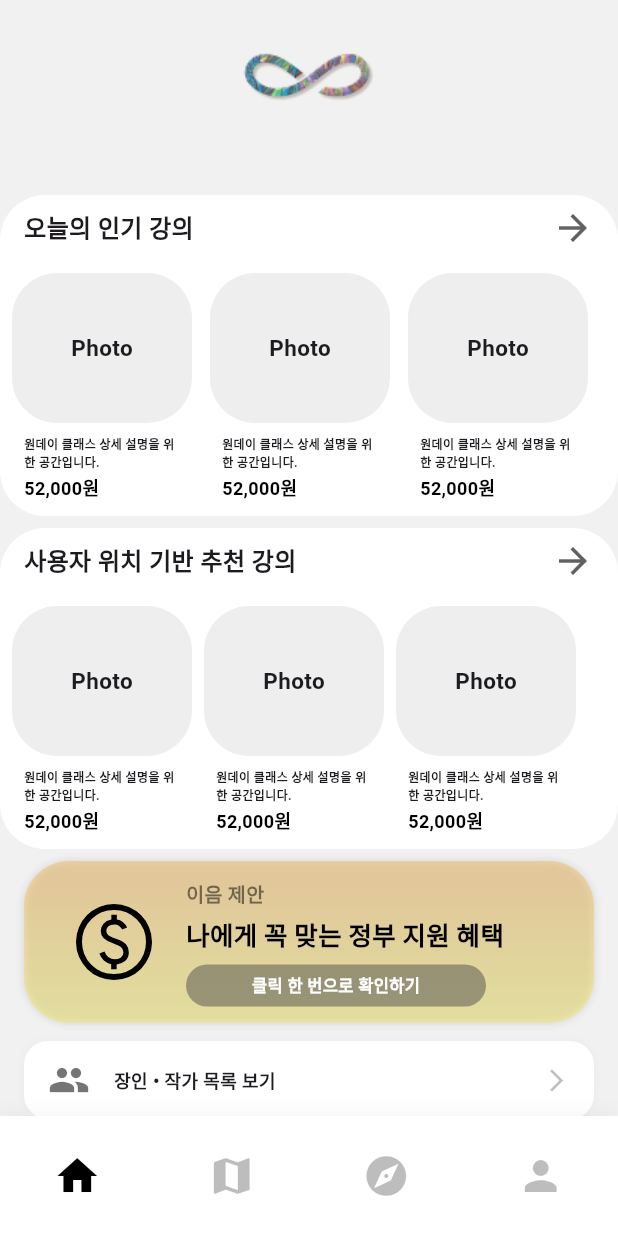
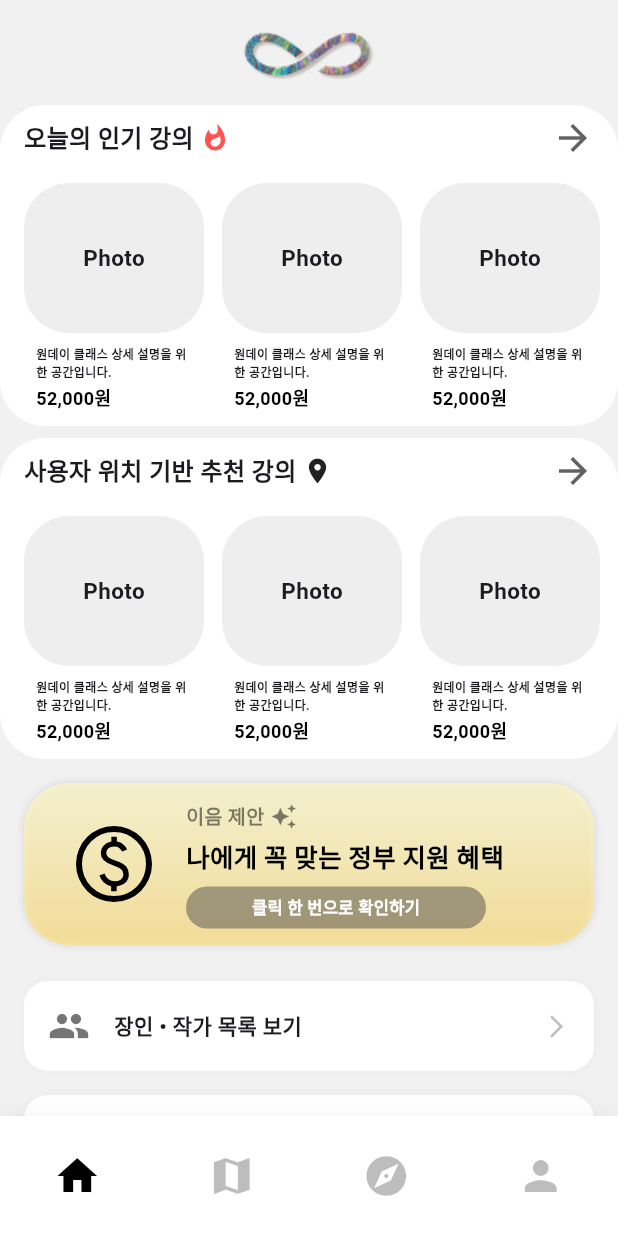
Before and after one commit to K-Hackathon-01z/eum-front, a Flutter app: the RootScreen screen opened by its route, on a phone screen of 412 x 824 dp. Run offline on Flutter 3.47's test engine with Material 3 defaults, Android fonts, the phone set to English and light mode, and no system bars; our stand-ins replace flutter_svg; Roboto replaces fonts that are missing (Inter).

Commit message:
design: "홈 화면 UI 간격과 배치 조절"

```diff
--- a/lib/screens/user/home.dart
+++ b/lib/screens/user/home.dart
@@ -90,8 +90,8 @@ class BannerButton extends StatelessWidget {
   @override
   Widget build(BuildContext context) {
     return Container(
-      margin: const EdgeInsets.symmetric(vertical: 4, horizontal: 16),
-      padding: const EdgeInsets.symmetric(vertical: 12, horizontal: 16),
+      margin: const EdgeInsets.symmetric(vertical: 8, horizontal: 16),
+      padding: const EdgeInsets.symmetric(vertical: 16, horizontal: 16),
       decoration: BoxDecoration(
         color: Colors.white,
         borderRadius: BorderRadius.circular(16),
@@ -101,7 +101,7 @@ class BannerButton extends StatelessWidget {
         children: [
           Icon(icon, size: 28, color: Colors.black54),
           const SizedBox(width: 16),
-          Text(text, style: const TextStyle(fontSize: 12, fontWeight: FontWeight.bold)),
+          Text(text, style: const TextStyle(fontSize: 14, fontWeight: FontWeight.bold)),
           const Spacer(),
           const Icon(Icons.arrow_forward_ios, size: 18, color: Colors.black26),
         ],
@@ -124,9 +124,9 @@ class HomeScreen extends StatelessWidget {
         children: [
           // 헤더
           Container(
-            height: 130,
+            height: 70,
             width: double.infinity,
-            padding: const EdgeInsets.symmetric(horizontal: 24, vertical: 24),
+            padding: const EdgeInsets.only(left: 24, right: 24, top: 10, bottom: 0),
             child: Column(
               mainAxisAlignment: MainAxisAlignment.start,
               children: [
@@ -147,7 +147,6 @@ class HomeScreen extends StatelessWidget {
               margin: const EdgeInsets.only(bottom: 8),
               decoration: BoxDecoration(color: Colors.white, borderRadius: BorderRadius.circular(30)),
               width: double.infinity,
-              // height: 200, // 자동 높이로 변경
               child: Column(
                 crossAxisAlignment: CrossAxisAlignment.start,
                 children: [
@@ -156,7 +155,13 @@ class HomeScreen extends StatelessWidget {
                     child: Row(
                       mainAxisAlignment: MainAxisAlignment.spaceBetween,
                       children: [
+                        Row(
+                          children: [
                             const Text('오늘의 인기 강의', style: TextStyle(fontSize: 16, fontWeight: FontWeight.bold)),
+                            const SizedBox(width: 4),
+                            Icon(Icons.whatshot, color: Colors.redAccent, size: 20),
+                          ],
+                        ),
                         Icon(Icons.arrow_forward, size: 28, color: Colors.grey[700]),
                       ],
                     ),
@@ -165,7 +170,7 @@ class HomeScreen extends StatelessWidget {
                     height: 170,
                     child: ListView.separated(
                       scrollDirection: Axis.horizontal,
-                      padding: const EdgeInsets.symmetric(horizontal: 8),
+                      padding: const EdgeInsets.symmetric(horizontal: 16), // 좌우 여백 균일하게
                       itemCount: 3,
                       separatorBuilder: (_, __) => const SizedBox(width: 12),
                       itemBuilder: (context, index) {
@@ -184,7 +189,6 @@ class HomeScreen extends StatelessWidget {
               margin: const EdgeInsets.only(bottom: 8),
               decoration: BoxDecoration(color: Colors.white, borderRadius: BorderRadius.circular(30)),
               width: double.infinity,
-              // height: 188, // 자동 높이로 변경
               child: Column(
                 crossAxisAlignment: CrossAxisAlignment.start,
                 children: [
@@ -193,7 +197,13 @@ class HomeScreen extends StatelessWidget {
                     child: Row(
                       mainAxisAlignment: MainAxisAlignment.spaceBetween,
                       children: [
+                        Row(
+                          children: [
                             const Text('사용자 위치 기반 추천 강의', style: TextStyle(fontSize: 16, fontWeight: FontWeight.bold)),
+                            const SizedBox(width: 4),
+                            Icon(Icons.place, size: 20),
+                          ],
+                        ),
                         Icon(Icons.arrow_forward, size: 28, color: Colors.grey[700]),
                       ],
                     ),
@@ -202,9 +212,9 @@ class HomeScreen extends StatelessWidget {
                     height: 170,
                     child: ListView.separated(
                       scrollDirection: Axis.horizontal,
-                      padding: const EdgeInsets.symmetric(horizontal: 8),
+                      padding: const EdgeInsets.symmetric(horizontal: 16), // 좌우 여백 균일하게
                       itemCount: 3,
-                      separatorBuilder: (_, __) => const SizedBox(width: 8),
+                      separatorBuilder: (_, __) => const SizedBox(width: 12),
                       itemBuilder: (context, index) {
                         return PopularClassCard();
                       },
@@ -216,17 +226,17 @@ class HomeScreen extends StatelessWidget {
           ),
           // 정부지원금 배너 (반응형, 그라데이션, SVG, 너비 통일)
           Padding(
-            padding: const EdgeInsets.symmetric(horizontal: 16),
+            padding: const EdgeInsets.symmetric(vertical: 8, horizontal: 16),
             child: Container(
               width: double.infinity,
               height: bannerHeight,
               decoration: BoxDecoration(
                 gradient: const LinearGradient(
                   colors: [
-                    Color(0x66F5B342), // #F5B342, 40% 불투명도
-                    Color(0x66F5E94C), // #F5E94C, 40% 불투명도
+                    Color(0xB3FFF9C4), // 밝은 파스텔 노랑 (연노랑, 50% 불투명도)
+                    Color(0xB3FFE082), // 파스텔 금빛 (밝은 노랑/금, 50% 불투명도)
                   ],
-                  stops: [0.1058, 0.9567],
+                  stops: [0.10, 0.95],
                   begin: Alignment.topCenter,
                   end: Alignment.bottomCenter,
                 ),
@@ -256,12 +266,15 @@ class HomeScreen extends StatelessWidget {
                   ),
                   Expanded(
                     child: Padding(
-                      padding: const EdgeInsets.symmetric(vertical: 8),
+                      padding: const EdgeInsets.symmetric(vertical: 4),
                       child: LayoutBuilder(
                         builder: (context, constraints) {
                           return Column(
                             mainAxisSize: MainAxisSize.min,
                             crossAxisAlignment: CrossAxisAlignment.start,
+                            children: [
+                              Row(
+                                mainAxisSize: MainAxisSize.min,
                                 children: [
                                   Text(
                                     '이음 제안',
@@ -272,6 +285,10 @@ class HomeScreen extends StatelessWidget {
                                       fontWeight: FontWeight.w700,
                                       height: 1.69,
                                     ),
+                                  ),
+                                  const SizedBox(width: 4),
+                                  Icon(Icons.auto_awesome, color: Colors.black.withOpacity(0.5), size: 18),
+                                ],
                               ),
                               const SizedBox(height: 4),
                               const Text(
@@ -326,11 +343,11 @@ class HomeScreen extends StatelessWidget {
             child: Column(
               children: [
                 BannerButton(icon: Icons.people, text: '장인 • 작가 목록 보기'),
-                BannerButton(icon: Icons.list, text: '전통 기술 목록 보기'),
+                BannerButton(icon: Icons.handyman, text: '전통 기술 목록 보기'),
               ],
             ),
           ),
-          const SizedBox(height: 24),
+          //const SizedBox(height: 24),
         ],
       ),
     );
```
Lines whose indentation alone changed are shown as unchanged.
